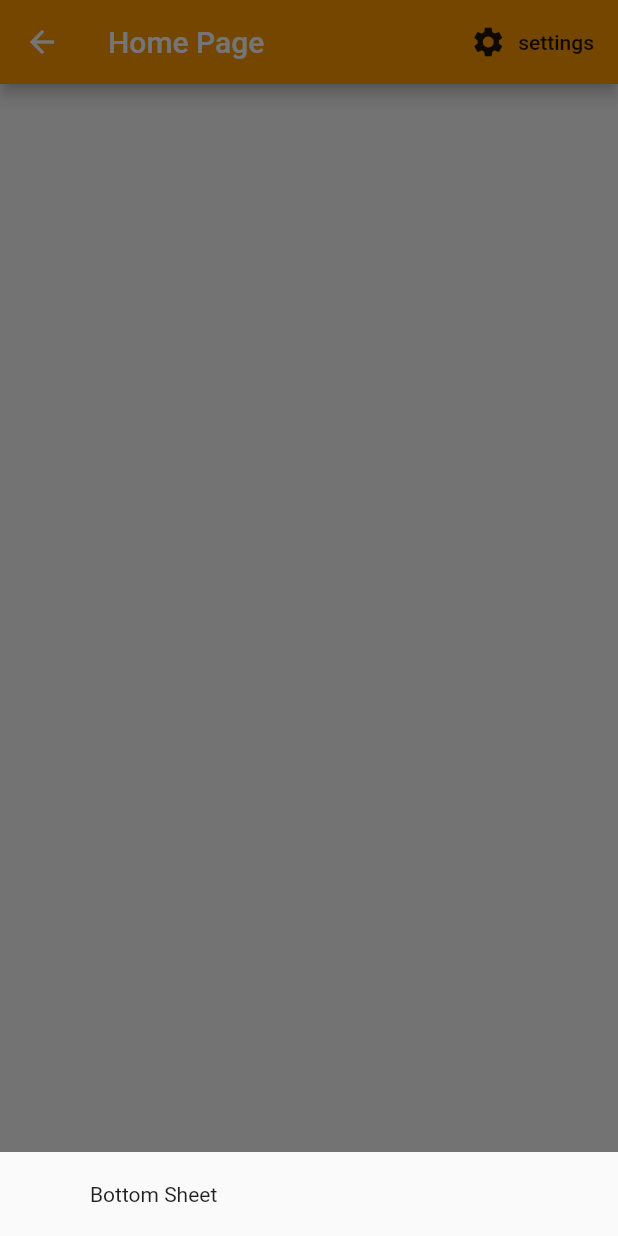
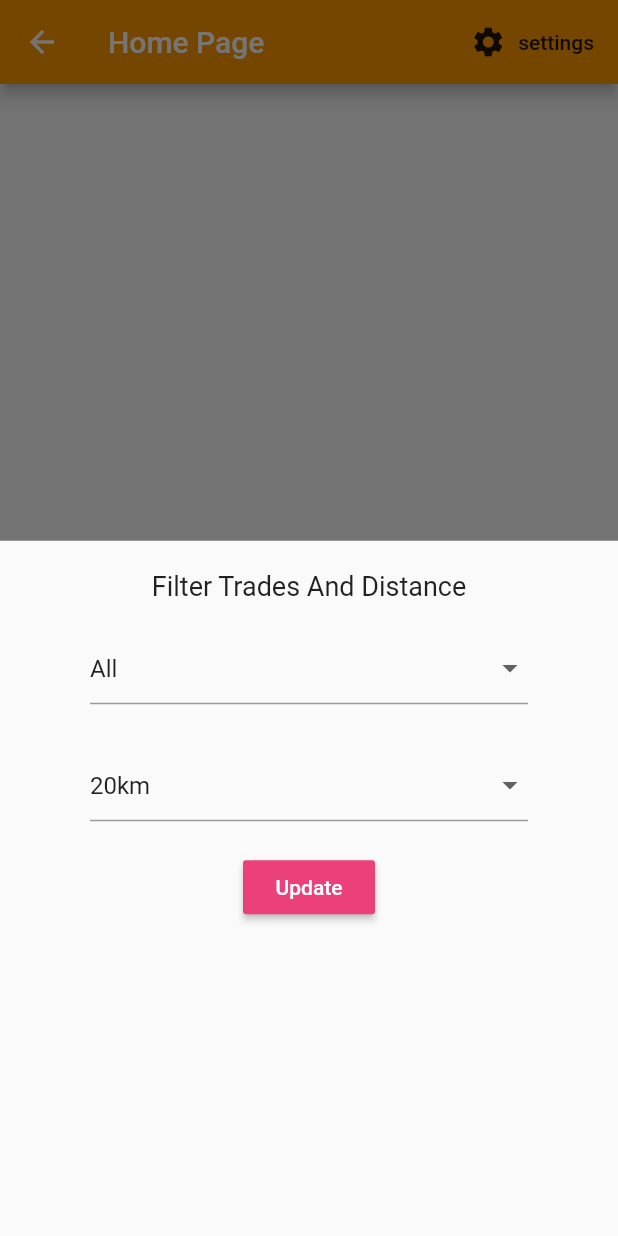
Before and after one commit to davidm42000/HandyMen, a Flutter app: the NormalUserHomePage screen opened directly with empty values, item 2 of the bottom bar chosen, after a tap on "settings", on a phone screen of 412 x 824 dp. Run offline on Flutter 3.47's test engine with Material 2 defaults, Android fonts, the phone set to English and light mode, and no system bars; our stand-ins replace cloud_firestore, firebase_auth, firebase_core, geocoding, geolocator, location; accounts and stored records are empty.

Commit message:
worked on settings panel. got two dropdown buttons working for changing the trade type and distance to be filtered in the tradesmen list next

```diff
--- a/lib/screens/normal_user_home_page.dart
+++ b/lib/screens/normal_user_home_page.dart
@@ -26,6 +26,33 @@ class _NormalUserHomePageState extends State<NormalUserHomePage> {
   final Stream<QuerySnapshot> _tradesmanStream =
       FirebaseFirestore.instance.collection('tradesmen').snapshots();
 
+  final _formkey = GlobalKey<FormState>();
+
+  List<DropdownMenuItem<String>> get tradesDropdownItems {
+    List<DropdownMenuItem<String>> menuItems = [
+      DropdownMenuItem(child: Text("All"), value: "All"),
+      DropdownMenuItem(child: Text("Electrician"), value: "Electrician"),
+      DropdownMenuItem(child: Text("Plumber"), value: "Plumber"),
+      DropdownMenuItem(child: Text("Mechanic"), value: "Mechanic"),
+      DropdownMenuItem(child: Text("Carpenter"), value: "Carpenter"),
+    ];
+    return menuItems;
+  }
+
+  List<DropdownMenuItem<String>> get distancesDropdownItems {
+    List<DropdownMenuItem<String>> menuItems = [
+      DropdownMenuItem(child: Text("5km"), value: "5km"),
+      DropdownMenuItem(child: Text("10km"), value: "10km"),
+      DropdownMenuItem(child: Text("20km"), value: "20km"),
+      DropdownMenuItem(child: Text("40km"), value: "40km"),
+      DropdownMenuItem(child: Text("80km"), value: "80km"),
+    ];
+    return menuItems;
+  }
+
+  String? _selectedTrade = "All";
+  String _selectedDistance = "20km";
+
   late User _currentUser;
 
   @override
@@ -42,7 +69,55 @@ class _NormalUserHomePageState extends State<NormalUserHomePage> {
           builder: (context) {
             return Container(
               padding: EdgeInsets.symmetric(vertical: 20.0, horizontal: 60.0),
-              child: Text('Bottom Sheet'),
+              child: Form(
+                key: _formkey,
+                child: Column(
+                  children: <Widget>[
+                    Text(
+                      'Filter Trades And Distance',
+                      style: TextStyle(fontSize: 18.0),
+                    ),
+                    SizedBox(
+                      height: 20.0,
+                    ),
+                    DropdownButtonFormField(
+                      value: _selectedTrade,
+                      onChanged: (String? newValue) {
+                        setState(() {
+                          _selectedTrade = newValue!;
+                        });
+                      },
+                      items: tradesDropdownItems,
+                    ),
+                    SizedBox(
+                      height: 30.0,
+                    ),
+                    DropdownButtonFormField(
+                      value: _selectedDistance,
+                      onChanged: (String? newValue) {
+                        setState(() {
+                          _selectedDistance = newValue!;
+                        });
+                      },
+                      items: distancesDropdownItems,
+                    ),
+                    SizedBox(
+                      height: 20.0,
+                    ),
+                    RaisedButton(
+                      color: Colors.pink[400],
+                      child: Text(
+                        'Update',
+                        style: TextStyle(color: Colors.white),
+                      ),
+                      onPressed: () async {
+                        print(_selectedTrade);
+                        print(_selectedDistance);
+                      },
+                    ),
+                  ],
+                ),
+              ),
             );
           });
     }
```
